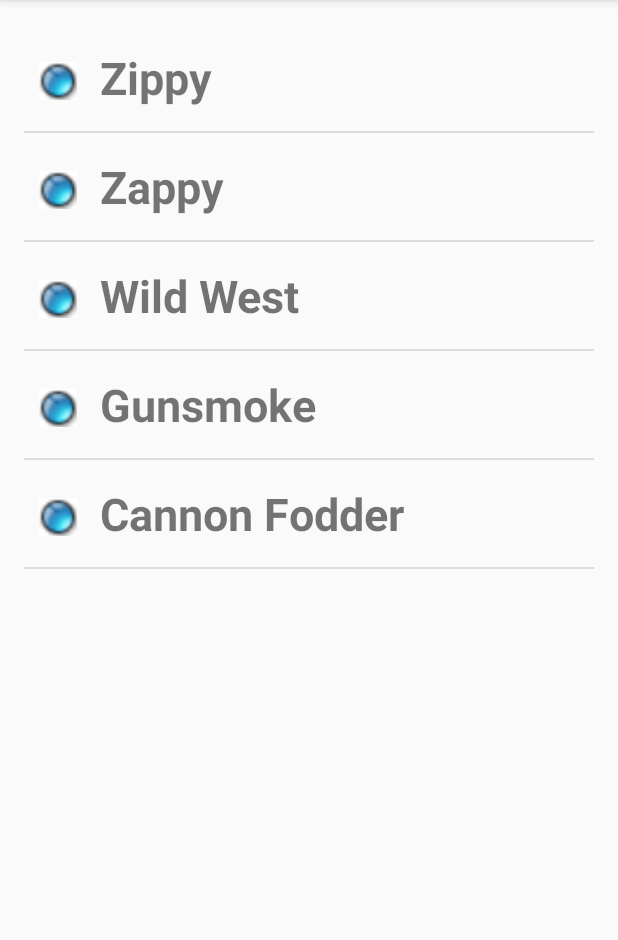
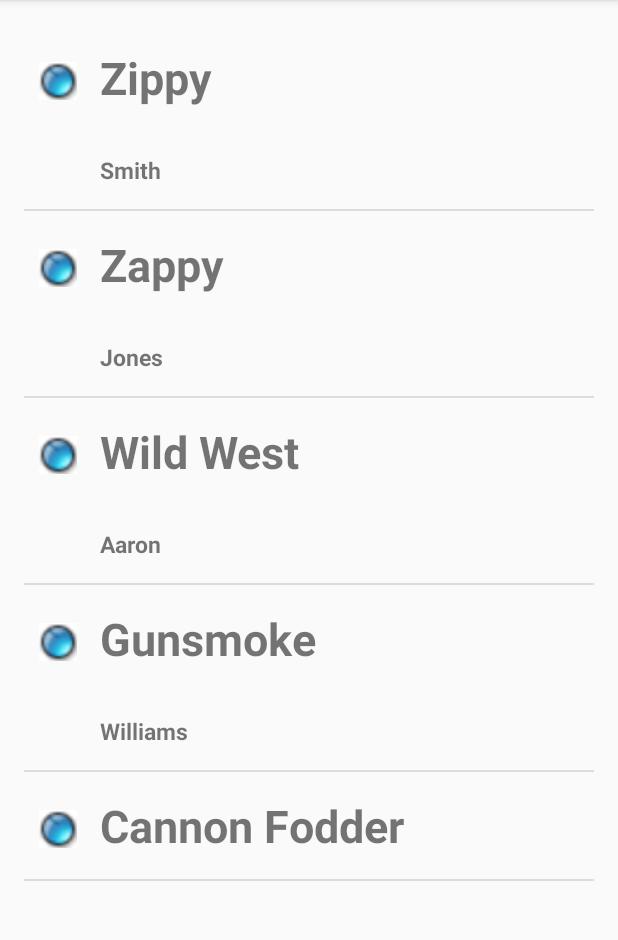
Before and after one commit to gpcorser/ListViewExample2, an Android app: the screen it shows after launch (MainActivity), after a tap on "Gunsmoke", on a phone screen of 412 x 824 dp, the part 84-1024 px from its top. Run offline under Robolectric (Android 15) with nearby library versions, the phone set to English and light mode, and no system bars; 3 other taps on this screen came first.

Commit message:
updated listadapter and sdk version

```diff
--- a/app/src/main/java/com/example/gpcorser/listviewexample2/MainActivity.java
+++ b/app/src/main/java/com/example/gpcorser/listviewexample2/MainActivity.java
@@ -9,6 +9,7 @@ import android.widget.AdapterView;
 import android.widget.ArrayAdapter;
 import android.widget.ListAdapter;
 import android.widget.ListView;
+import android.widget.TextView;
 import android.widget.Toast;
 
 public class MainActivity extends AppCompatActivity {
@@ -20,9 +21,9 @@ public class MainActivity extends AppCompatActivity {
 
         //created a collection of strings
         String [] favoriteTVShows = {"Zippy", "Zappy","Wild West","Gunsmoke","Cannon Fodder"};
+        String [] favoriteTVActors = {"Smith", "Jones","Aaron","Williams","Zippy"};
 
-        ListAdapter theAdapter = new ArrayAdapter<String>(this,
-                R.layout.row_layout2, R.id.textView1,favoriteTVShows);
+        MyAdapter theAdapter = new MyAdapter(this, favoriteTVShows, favoriteTVActors);
 
         ListView theListView = (ListView) findViewById(R.id.theListView);
 
@@ -35,7 +36,12 @@ public class MainActivity extends AppCompatActivity {
                     public void onItemClick(AdapterView<?> AdapterView, View view, int position, long id) {
                         String tvShowPicked = " You selected " +
                                 String.valueOf(AdapterView.getItemAtPosition(position));
-                        Toast.makeText(MainActivity.this, tvShowPicked, Toast.LENGTH_SHORT).show();
+                        // Toast.makeText(MainActivity.this, tvShowPicked, Toast.LENGTH_SHORT).show();
+                        TextView textView2 = (TextView) view.findViewById(R.id.textView2);
+                        if(textView2.getVisibility()==View.VISIBLE)
+                            textView2.setVisibility(View.GONE);
+                        else
+                            textView2.setVisibility(View.VISIBLE);
                     }
                 }
         );
--- /dev/null
+++ b/app/src/main/java/com/example/gpcorser/listviewexample2/MyAdapter.java
@@ -0,0 +1,41 @@
+package com.example.gpcorser.listviewexample2;
+
+import android.content.Context;
+import android.view.LayoutInflater;
+import android.view.View;
+import android.view.ViewGroup;
+import android.widget.ArrayAdapter;
+import android.widget.ImageView;
+import android.widget.TextView;
+
+/**
+ * Created by gpcorser on 10/19/2015.
+ */
+public class MyAdapter extends ArrayAdapter<String> {
+    String [] tvActors;
+    public MyAdapter(Context context, String[] values, String [] values2) {
+        super(context, R.layout.row_layout2, values);
+        this.tvActors = values2;
+    }
+
+    @Override
+    public View getView(int position, View convertView, ViewGroup parent) {
+
+        LayoutInflater theInflater = LayoutInflater.from(getContext());
+        View theView = theInflater.inflate(R.layout.row_layout2, parent, false);
+
+        String tvShow = getItem(position);
+        String tvActor = tvActors[position];
+
+        TextView theTextView = (TextView) theView.findViewById(R.id.textView1);
+        theTextView.setText(tvShow);
+
+        TextView theTextView2 = (TextView) theView.findViewById(R.id.textView2);
+        theTextView2.setText(tvActor);
+
+        ImageView theImageView = (ImageView) theView.findViewById(R.id.imageView1);
+        theImageView.setImageResource(R.drawable.dott);
+
+        return theView;
+    }
+}
--- a/app/src/main/res/layout/row_layout2.xml
+++ b/app/src/main/res/layout/row_layout2.xml
@@ -15,6 +15,11 @@
         android:id="@+id/imageView1"
         />
 
+    <LinearLayout
+        android:layout_width="match_parent"
+        android:layout_height="wrap_content"
+        android:orientation="vertical" >
+
         <TextView
             android:layout_width="wrap_content"
             android:layout_height="wrap_content"
@@ -23,4 +28,15 @@
             android:padding="15dp"
             android:textStyle="bold"/>
 
+        <TextView
+            android:layout_width="wrap_content"
+            android:layout_height="wrap_content"
+            android:id="@+id/textView2"
+            android:textSize="15sp"
+            android:padding="15dp"
+            android:textStyle="bold"
+            android:visibility="gone"/>
+
     </LinearLayout>
+
+</LinearLayout>
```
Lines whose indentation alone changed are shown as unchanged.
